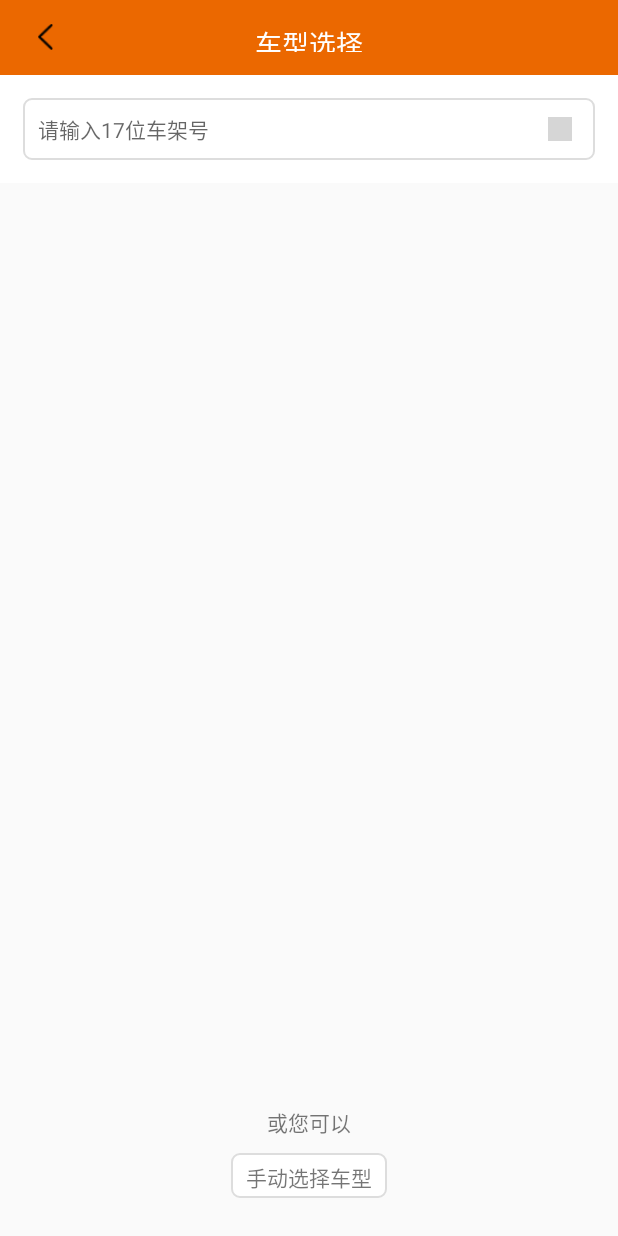
After one commit to wangl271464434/jieniu, an Android app: the XJCarTypeActivity screen opened directly, with no data from a screen before it, on a phone screen of 412 x 824 dp. The commit adds this screen. Run offline under Robolectric (Android 15) with nearby library versions, the phone set to English and light mode, and no system bars; our stand-ins replace ButterKnife, EventBus; grey boxes are pictures that could not be loaded.

Commit message:
commit 询价车型搜索界面

```diff
--- a/app/build.gradle
+++ b/app/build.gradle
@@ -24,7 +24,7 @@ android {
         versionName "1.0"
         testInstrumentationRunner "android.support.test.runner.AndroidJUnitRunner"
         ndk {
-            abiFilters 'armeabi', 'armeabi-v7a', 'x86','arm64-v8a','x86_64','mips',"mips64"
+            abiFilters 'armeabi', 'armeabi-v7a', 'x86', 'arm64-v8a', 'x86_64', 'mips', "mips64"
         }
     }
     compileOptions {
--- a/app/src/main/java/com/jieniuwuliu/jieniu/api/HttpApi.java
+++ b/app/src/main/java/com/jieniuwuliu/jieniu/api/HttpApi.java
@@ -276,6 +276,9 @@ public interface HttpApi {
     @PUT("users/order/cancel/{oid}")
     Call<ResponseBody> cancelOrder(@Path("oid")String orderNo);
     /**
-     *
+     *  拨打电话
      * */
+    @POST("users/phoneprotect")
+    Call<ResponseBody> callPhone(@Query("wephone")String wePhone,@Query("tophone")String toPhone);
+
 }
--- a/app/src/main/java/com/jieniuwuliu/jieniu/fragment/HomeFragment.java
+++ b/app/src/main/java/com/jieniuwuliu/jieniu/fragment/HomeFragment.java
@@ -41,6 +41,7 @@ import com.jieniuwuliu.jieniu.bean.OrderResult;
 import com.jieniuwuliu.jieniu.bean.RecomStore;
 import com.jieniuwuliu.jieniu.home.QPShopActivity;
 import com.jieniuwuliu.jieniu.home.QXActivity;
+import com.jieniuwuliu.jieniu.home.XJCarTypeActivity;
 import com.jieniuwuliu.jieniu.home.adapter.HomeAdapter;
 import com.jieniuwuliu.jieniu.home.OrderInfoActivity;
 import com.jieniuwuliu.jieniu.home.adapter.RecomStoreAdapter;
@@ -232,7 +233,7 @@ public class HomeFragment extends BaseFragment implements OnItemClickListener, O
                 break;
             case R.id.home_tab_2://汽配商城
                 intent = new Intent();
-                intent.setClass(getActivity(),QPShopActivity.class);
+                intent.setClass(getActivity(),XJCarTypeActivity.class);
                 getActivity().startActivity(intent);
                 break;
             case R.id.home_tab_3://我的快件
--- /dev/null
+++ b/app/src/main/java/com/jieniuwuliu/jieniu/home/XJCarTypeActivity.java
@@ -0,0 +1,65 @@
+package com.jieniuwuliu.jieniu.home;
+
+import android.os.Bundle;
+import android.view.View;
+import android.widget.EditText;
+import android.widget.ImageView;
+import android.widget.LinearLayout;
+import android.widget.RelativeLayout;
+import android.widget.TextView;
+
+import com.jieniuwuliu.jieniu.R;
+import com.jieniuwuliu.jieniu.Util.KeyboardUtil;
+import com.jieniuwuliu.jieniu.Util.MyToast;
+import com.jieniuwuliu.jieniu.base.BaseActivity;
+
+import butterknife.BindView;
+import butterknife.ButterKnife;
+import butterknife.OnClick;
+
+public class XJCarTypeActivity extends BaseActivity {
+    @BindView(R.id.edit)
+    EditText edit;
+    @BindView(R.id.layout)
+    RelativeLayout layout;
+    @BindView(R.id.img)
+    ImageView img;
+    @BindView(R.id.tv_name)
+    TextView tvName;
+    @BindView(R.id.layout_vin)
+    LinearLayout layoutVin;
+    private String vin;
+    @Override
+    protected int getLayoutId() {
+        return R.layout.activity_xjcar_type;
+    }
+    @Override
+    protected void init() {
+    }
+    @OnClick({R.id.layout_back, R.id.layout_search, R.id.tv_shoudong})
+    public void onViewClicked(View view) {
+        switch (view.getId()) {
+            case R.id.layout_back:
+                finish();
+                break;
+            case R.id.layout_search:
+                vin = edit.getText().toString();
+                if (vin.isEmpty()){
+                    MyToast.show(getApplicationContext(),"请输入vin码");
+                    return;
+                }
+                KeyboardUtil.hideSoftKeyboard(this);
+                searchCar(vin);
+                break;
+            case R.id.tv_shoudong:
+                MyToast.show(getApplicationContext(),"手动选择");
+                break;
+        }
+    }
+    /**
+     * 根据vin搜索
+     * */
+    private void searchCar(String vin) {
+        layoutVin.setVisibility(View.VISIBLE);
+    }
+}
--- a/app/src/main/java/com/jieniuwuliu/jieniu/qipeishang/QPSORQXInfoActivity.java
+++ b/app/src/main/java/com/jieniuwuliu/jieniu/qipeishang/QPSORQXInfoActivity.java
@@ -14,6 +14,8 @@ import android.support.v4.view.PagerAdapter;
 import android.support.v4.view.ViewPager;
 import android.support.v7.widget.LinearLayoutManager;
 import android.support.v7.widget.RecyclerView;
+import android.telecom.TelecomManager;
+import android.telephony.TelephonyManager;
 import android.util.Log;
 import android.view.View;
 import android.widget.ImageView;
@@ -26,6 +28,7 @@ import com.jieniuwuliu.jieniu.Util.GsonUtil;
 import com.jieniuwuliu.jieniu.Util.HttpUtil;
 import com.jieniuwuliu.jieniu.Util.MyToast;
 import com.jieniuwuliu.jieniu.Util.SPUtil;
+import com.jieniuwuliu.jieniu.Util.SimpleCallBack;
 import com.jieniuwuliu.jieniu.adapter.GuidePageAdapter;
 import com.jieniuwuliu.jieniu.api.HttpApi;
 import com.jieniuwuliu.jieniu.base.BaseActivity;
@@ -91,6 +94,7 @@ public class QPSORQXInfoActivity extends BaseActivity {
     private List<Car> cars;
     private StoreInfoBean storeBean;
     private List<String> imgUrls;
+
     @Override
     protected int getLayoutId() {
         return R.layout.activity_qi_pei_shang_info;
@@ -103,10 +107,10 @@ public class QPSORQXInfoActivity extends BaseActivity {
         manager.setOrientation(LinearLayoutManager.HORIZONTAL);
         rv.setLayoutManager(manager);
         cars = new ArrayList<>();
-        adapter = new StoreCarAdapter(this,cars);
+        adapter = new StoreCarAdapter(this, cars);
         rv.setAdapter(adapter);
         token = (String) SPUtil.get(this, Constant.TOKEN, Constant.TOKEN, "");
-        id = getIntent().getIntExtra("id",0);
+        id = getIntent().getIntExtra("id", 0);
         getStoreInfo(token);
 
     }
@@ -120,32 +124,32 @@ public class QPSORQXInfoActivity extends BaseActivity {
             @Override
             public void onResponse(Call<ResponseBody> call, Response<ResponseBody> response) {
                 try {
-                    switch (response.code()){
+                    switch (response.code()) {
                         case 200:
                             ResponseBody body = response.body();
                             String json = body.string();
-                            storeBean = (StoreInfoBean) GsonUtil.praseJsonToModel(new JSONObject(json).getString("data"),StoreInfoBean.class);
+                            storeBean = (StoreInfoBean) GsonUtil.praseJsonToModel(new JSONObject(json).getString("data"), StoreInfoBean.class);
                             tvName.setText(storeBean.getNickname());
                             name.setText(storeBean.getAddress().getName());
                             String phoneStr = storeBean.getAddress().getPhone();
-                            if (phoneStr.length()==11){
-                                String str1 =  phoneStr.substring(0,3);
-                                String str2 =  phoneStr.substring(8,11);
-                                phoneStr = str1+"******"+str2;
-                            }else{
-                                String str1 =  phoneStr.substring(0,3);
-                                String str2 =  phoneStr.substring(5,8);
-                                phoneStr = str1+"**"+str2;
+                            if (phoneStr.length() == 11) {
+                                String str1 = phoneStr.substring(0, 3);
+                                String str2 = phoneStr.substring(8, 11);
+                                phoneStr = str1 + "******" + str2;
+                            } else {
+                                String str1 = phoneStr.substring(0, 3);
+                                String str2 = phoneStr.substring(5, 8);
+                                phoneStr = str1 + "**" + str2;
                             }
                             phone.setText(phoneStr);
                             tvWechat.setText(storeBean.getWechat());
                             address.setText(storeBean.getAddress().getAddress());
-                            if (storeBean.isFollow()){
+                            if (storeBean.isFollow()) {
                                 tvFollow.setText("已关注");
-                            }else {
+                            } else {
                                 tvFollow.setText("关注");
                             }
-                        switch (storeBean.getPersonType()){
+                            switch (storeBean.getPersonType()) {
                                 case 1://汽配商
                                     layoutCar.setVisibility(View.VISIBLE);
                                     layoutYewu.setVisibility(View.GONE);
@@ -163,13 +167,13 @@ public class QPSORQXInfoActivity extends BaseActivity {
                                     tvContext.setText(storeBean.getYewu());
                                     break;
                             }
-                        if (!storeBean.getShopPhoto().equals("")){
+                            if (!storeBean.getShopPhoto().equals("")) {
                                 imgUrls.add(storeBean.getShopPhoto());
                             }
-                        if (!storeBean.getPhotos().equals("")){
+                            if (!storeBean.getPhotos().equals("")) {
                                 try {
                                     JSONArray array = new JSONArray(storeBean.getPhotos());
-                                    for (int i = 0;i<array.length();i++){
+                                    for (int i = 0; i < array.length(); i++) {
                                         imgUrls.add(array.get(i).toString());
                                     }
                                 } catch (JSONException e) {
@@ -177,8 +181,8 @@ public class QPSORQXInfoActivity extends BaseActivity {
                                 }
                             }
                             setViewPage(imgUrls);
-                        if (storeBean.getFuwuCar()!=null){
-                            if (storeBean.getFuwuCar().size()>0){
+                            if (storeBean.getFuwuCar() != null) {
+                                if (storeBean.getFuwuCar().size() > 0) {
                                     cars.addAll(storeBean.getFuwuCar());
                                     adapter.notifyDataSetChanged();
                                 }
@@ -198,9 +202,9 @@ public class QPSORQXInfoActivity extends BaseActivity {
                     }
                 } catch (IOException e) {
                     e.printStackTrace();
-                }catch (NullPointerException e){
+                } catch (NullPointerException e) {
                     e.printStackTrace();
-                }catch (JSONException e){
+                } catch (JSONException e) {
                     e.printStackTrace();
                 }
 
@@ -212,6 +216,7 @@ public class QPSORQXInfoActivity extends BaseActivity {
             }
         });
     }
+
     /**
      * 设置轮播图
      * */
@@ -228,43 +233,80 @@ public class QPSORQXInfoActivity extends BaseActivity {
         banner.start();
     }
 
-    @OnClick({R.id.back, R.id.tv_fuzhi, R.id.tv_follow,R.id.btn,R.id.msg})
+    @OnClick({R.id.back, R.id.tv_fuzhi, R.id.tv_follow, R.id.btn, R.id.msg})
     public void onViewClicked(View view) {
         switch (view.getId()) {
             case R.id.back:
                 finish();
                 break;
             case R.id.tv_follow://关注/取消关注
-                if (storeBean.isFollow()){
+                if (storeBean.isFollow()) {
                     cancelFollow();
-                }else{
+                } else {
                     addFollow();
                 }
                 break;
             case R.id.tv_fuzhi://复制微信号
                 ClipboardManager manager = (ClipboardManager) getSystemService(Context.CLIPBOARD_SERVICE);
-                ClipData clipData = ClipData.newPlainText("Label",storeBean.getWechat());
+                ClipData clipData = ClipData.newPlainText("Label", storeBean.getWechat());
                 manager.setPrimaryClip(clipData);
-                MyToast.show(this,"复制成功");
+                MyToast.show(this, "复制成功");
                 break;
             case R.id.btn://打电话
-                if (Build.VERSION.SDK_INT >= 23) {
-                    int checkCallPhonePermission = ContextCompat.checkSelfPermission(this, Manifest.permission.CALL_PHONE);
-                    if (checkCallPhonePermission != PackageManager.PERMISSION_GRANTED) {
-                        ActivityCompat.requestPermissions(this, new String[] {Manifest.permission.CALL_PHONE}, 100);
+                TelephonyManager tm = (TelephonyManager) getSystemService(TELEPHONY_SERVICE);
+                if (ActivityCompat.checkSelfPermission(this, Manifest.permission.READ_SMS) != PackageManager.PERMISSION_GRANTED
+                        && ActivityCompat.checkSelfPermission(this, Manifest.permission.READ_PHONE_NUMBERS) != PackageManager.PERMISSION_GRANTED
+                        && ActivityCompat.checkSelfPermission(this, Manifest.permission.READ_PHONE_STATE) != PackageManager.PERMISSION_GRANTED) {
+                    // TODO: Consider calling
+                    //    ActivityCompat#requestPermissions
+                    // here to request the missing permissions, and then overriding
+                    //   public void onRequestPermissionsResult(int requestCode, String[] permissions,
+                    //                                          int[] grantResults)
+                    // to handle the case where the user grants the permission. See the documentation
+                    // for ActivityCompat#requestPermissions for more details.
                     return;
                 }
-                }
-                Intent intent = new Intent(Intent.ACTION_CALL);
-                Uri data = Uri.parse("tel:" + storeBean.getAddress().getPhone());
-                intent.setData(data);
-                startActivity(intent);
+                String tel = tm.getLine1Number();
+                call(tel,storeBean.getAddress().getPhone());
                 break;
             case R.id.msg:
                 MyToast.show(getApplicationContext(),"该功能暂未开放");
                 break;
         }
     }
+    /**
+     * 打电话
+     * */
+    private void call(String tel, String phone) {
+        Call<ResponseBody> call = HttpUtil.getInstance().getApi(token).callPhone(tel,phone);
+        call.enqueue(new SimpleCallBack<ResponseBody>(this) {
+            @Override
+            public void onSuccess(Response<ResponseBody> response) {
+                try {
+                    String s = response.body().string();
+                    MyToast.show(QPSORQXInfoActivity.this,s);
+                } catch (IOException e) {
+                    e.printStackTrace();
+                }
+            }
+
+            @Override
+            public void onFail(int errorCode, Response<ResponseBody> response) {
+                try {
+                    String s = response.errorBody().string();
+                    MyToast.show(QPSORQXInfoActivity.this,s);
+                } catch (IOException e) {
+                    e.printStackTrace();
+                }
+            }
+
+            @Override
+            public void onNetError(String s) {
+                MyToast.show(QPSORQXInfoActivity.this,s);
+            }
+        });
+    }
+
     /**
      * 添加关注
      * */
@@ -294,7 +336,6 @@ public class QPSORQXInfoActivity extends BaseActivity {
                     e.printStackTrace();
                 }
             }
-
             @Override
             public void onFailure(Call<ResponseBody> call, Throwable t) {
 
--- /dev/null
+++ b/app/src/main/res/layout/activity_xjcar_type.xml
@@ -0,0 +1,154 @@
+<?xml version="1.0" encoding="utf-8"?>
+<RelativeLayout xmlns:android="http://schemas.android.com/apk/res/android"
+    xmlns:app="http://schemas.android.com/apk/res-auto"
+    xmlns:tools="http://schemas.android.com/tools"
+    android:layout_width="match_parent"
+    android:layout_height="match_parent"
+    tools:context=".home.XJCarTypeActivity">
+    <RelativeLayout
+        android:id="@+id/layout_title"
+        android:layout_width="match_parent"
+        android:layout_height="@dimen/size_50dp"
+        android:background="@color/orange"
+        android:padding="@dimen/size_15dp"
+        >
+        <LinearLayout
+            android:id="@+id/layout_back"
+            android:layout_width="@dimen/size_30dp"
+            android:layout_height="@dimen/size_30dp"
+            android:layout_centerVertical="true"
+            android:gravity="center"
+            >
+            <ImageView
+                android:layout_width="@dimen/size_18dp"
+                android:layout_height="@dimen/size_17dp"
+                android:src="@mipmap/ic_back"
+                />
+        </LinearLayout>
+        <TextView
+            android:layout_width="wrap_content"
+            android:layout_height="wrap_content"
+            android:layout_centerVertical="true"
+            android:layout_centerHorizontal="true"
+            android:text="车型选择"
+            android:textColor="@color/white"
+            android:textSize="@dimen/size_18sp"
+            />
+    </RelativeLayout>
+    <RelativeLayout
+        android:id="@+id/layout"
+        android:layout_width="match_parent"
+        android:layout_height="wrap_content"
+        android:background="@color/white"
+        android:padding="@dimen/size_15sp"
+        android:layout_below="@id/layout_title"
+        >
+        <EditText
+            android:id="@+id/edit"
+            android:layout_width="match_parent"
+            android:layout_height="wrap_content"
+            android:singleLine="true"
+            android:background="@drawable/edit_white_shape"
+            android:padding="@dimen/size_10dp"
+            android:textSize="@dimen/size_14sp"
+            android:textColor="@color/black"
+            android:hint="请输入17位车架号"
+            />
+        <LinearLayout
+            android:id="@+id/layout_search"
+            android:layout_width="wrap_content"
+            android:layout_height="wrap_content"
+            android:layout_alignParentRight="true"
+            android:layout_centerVertical="true"
+            android:padding="@dimen/size_10dp"
+            android:layout_marginRight="@dimen/size_5dp"
+            >
+            <ImageView
+                android:layout_width="@dimen/size_16dp"
+                android:layout_height="@dimen/size_16dp"
+                android:src="@mipmap/ic_search"
+                />
+        </LinearLayout>
+    </RelativeLayout>
+    <LinearLayout
+        android:id="@+id/layout_vin"
+        android:layout_width="match_parent"
+        android:layout_height="wrap_content"
+        android:layout_below="@id/layout"
+        android:orientation="vertical"
+        android:visibility="gone"
+        >
+        <TextView
+            android:layout_width="wrap_content"
+            android:layout_height="wrap_content"
+            android:text="vin码匹配车型"
+            android:textSize="@dimen/size_14sp"
+            android:textColor="#aaa"
+            android:layout_margin="@dimen/size_10dp"
+            />
+        <RelativeLayout
+            android:layout_width="match_parent"
+            android:layout_height="wrap_content"
+            android:background="@color/white"
+            android:padding="@dimen/size_15dp"
+            >
+            <ImageView
+                android:id="@+id/img"
+                android:layout_width="@dimen/size_30dp"
+                android:layout_height="@dimen/size_30dp"
+                android:layout_centerVertical="true"
+                android:src="@mipmap/ic_launcher"
+                />
+            <TextView
+                android:id="@+id/tv_name"
+                android:layout_width="match_parent"
+                android:layout_height="wrap_content"
+                android:layout_toLeftOf="@+id/img_right"
+                android:layout_toRightOf="@id/img"
+                android:layout_centerVertical="true"
+                android:layout_marginLeft="@dimen/size_15dp"
+                android:layout_marginRight="@dimen/size_20dp"
+                android:text="福特 福克斯 2017款 三厢1.6L自动风尚型智行版"
+                android:lineSpacingExtra="@dimen/size_3dp"
+                android:textSize="@dimen/size_16sp"
+                android:textColor="@color/black"
+                />
+            <ImageView
+                android:id="@+id/img_right"
+                android:layout_width="@dimen/size_15dp"
+                android:layout_height="@dimen/size_20dp"
+                android:layout_alignParentRight="true"
+                android:layout_centerVertical="true"
+                android:src="@mipmap/ic_send_forward"
+                />
+        </RelativeLayout>
+    </LinearLayout>
+
+    <LinearLayout
+        android:layout_width="wrap_content"
+        android:layout_height="wrap_content"
+        android:orientation="vertical"
+        android:layout_centerHorizontal="true"
+        android:gravity="center"
+        android:layout_alignParentBottom="true"
+        android:layout_marginBottom="@dimen/size_25dp"
+        >
+        <TextView
+            android:layout_width="wrap_content"
+            android:layout_height="wrap_content"
+            android:text="或您可以"
+            />
+        <TextView
+            android:id="@+id/tv_shoudong"
+            android:layout_width="wrap_content"
+            android:layout_height="@dimen/size_30dp"
+            android:background="@drawable/btn_white_shape"
+            android:text="手动选择车型"
+            android:layout_marginTop="@dimen/size_10dp"
+            android:paddingTop="@dimen/size_5dp"
+            android:paddingBottom="@dimen/size_5dp"
+            android:paddingLeft="@dimen/size_10dp"
+            android:paddingRight="@dimen/size_10dp"
+            />
+    </LinearLayout>
+</RelativeLayout>
--- a/app/src/main/res/values/dimens.xml
+++ b/app/src/main/res/values/dimens.xml
@@ -6,6 +6,9 @@
     <dimen name="size_8dp">8dp</dimen>
     <dimen name="size_10dp">10dp</dimen>
     <dimen name="size_15dp">15dp</dimen>
+    <dimen name="size_16dp">16dp</dimen>
+    <dimen name="size_17dp">17dp</dimen>
+    <dimen name="size_18dp">18dp</dimen>
     <dimen name="size_20dp">20dp</dimen>
     <dimen name="size_25dp">25dp</dimen>
     <dimen name="size_30dp">30dp</dimen>
```
Also changed, not shown: app/src/main/AndroidManifest.xml (+6 -2 lines). Lines whose indentation alone changed are shown as unchanged.
